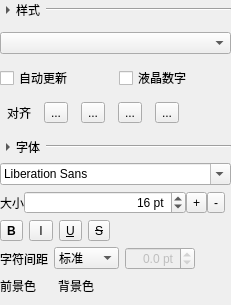
This is plugins/rectplugin/timepropertyform.ui in lsyeei/dashboard as Qt 5 draws it before an edit. The edited form follows.
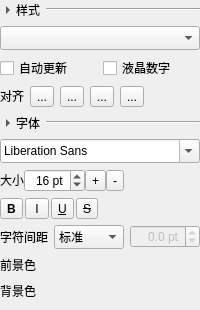
This is the edited form. Icons and pictures are not drawn. Custom widgets are drawn as their Qt base class.

```diff
--- a/plugins/rectplugin/timepropertyform.ui
+++ b/plugins/rectplugin/timepropertyform.ui
@@ -6,14 +6,23 @@
    <rect>
     <x>0</x>
     <y>0</y>
-    <width>214</width>
+    <width>200</width>
     <height>305</height>
    </rect>
   </property>
+  <property name="sizePolicy">
+   <sizepolicy hsizetype="Preferred" vsizetype="Minimum">
+    <horstretch>0</horstretch>
+    <verstretch>0</verstretch>
+   </sizepolicy>
+  </property>
   <property name="windowTitle">
    <string>Form</string>
   </property>
   <layout class="QVBoxLayout" name="verticalLayout_2">
+   <property name="sizeConstraint">
+    <enum>QLayout::SizeConstraint::SetMinimumSize</enum>
+   </property>
    <property name="leftMargin">
     <number>0</number>
    </property>
@@ -31,6 +40,9 @@
      <property name="spacing">
       <number>0</number>
      </property>
+     <property name="sizeConstraint">
+      <enum>QLayout::SizeConstraint::SetMinimumSize</enum>
+     </property>
      <item>
       <widget class="QToolButton" name="expandStyle">
        <property name="maximumSize">
@@ -53,7 +65,7 @@
      <item>
       <widget class="QLabel" name="label_5">
        <property name="sizePolicy">
-        <sizepolicy hsizetype="Fixed" vsizetype="Preferred">
+        <sizepolicy hsizetype="Fixed" vsizetype="Fixed">
          <horstretch>0</horstretch>
          <verstretch>0</verstretch>
         </sizepolicy>
@@ -81,6 +93,12 @@
      </item>
      <item>
       <widget class="Line" name="styleLine">
+       <property name="sizePolicy">
+        <sizepolicy hsizetype="Preferred" vsizetype="Fixed">
+         <horstretch>0</horstretch>
+         <verstretch>0</verstretch>
+        </sizepolicy>
+       </property>
        <property name="orientation">
         <enum>Qt::Orientation::Horizontal</enum>
        </property>
@@ -90,6 +108,12 @@
    </item>
    <item>
     <widget class="QWidget" name="styleWidget" native="true">
+     <property name="sizePolicy">
+      <sizepolicy hsizetype="Preferred" vsizetype="Minimum">
+       <horstretch>0</horstretch>
+       <verstretch>0</verstretch>
+      </sizepolicy>
+     </property>
      <layout class="QVBoxLayout" name="verticalLayout_3">
       <property name="spacing">
        <number>6</number>
@@ -107,12 +131,25 @@
        <number>0</number>
       </property>
       <item>
-       <widget class="QComboBox" name="timeFormat"/>
+       <widget class="QComboBox" name="timeFormat">
+        <property name="sizeAdjustPolicy">
+         <enum>QComboBox::SizeAdjustPolicy::AdjustToMinimumContentsLengthWithIcon</enum>
+        </property>
+       </widget>
       </item>
       <item>
        <layout class="QHBoxLayout" name="horizontalLayout_7">
+        <property name="sizeConstraint">
+         <enum>QLayout::SizeConstraint::SetMinimumSize</enum>
+        </property>
         <item>
          <widget class="QCheckBox" name="autoCheck">
+          <property name="sizePolicy">
+           <sizepolicy hsizetype="Preferred" vsizetype="Fixed">
+            <horstretch>0</horstretch>
+            <verstretch>0</verstretch>
+           </sizepolicy>
+          </property>
           <property name="text">
            <string>自动更新</string>
           </property>
@@ -120,6 +157,12 @@
         </item>
         <item>
          <widget class="QCheckBox" name="lcdCheck">
+          <property name="sizePolicy">
+           <sizepolicy hsizetype="Preferred" vsizetype="Fixed">
+            <horstretch>0</horstretch>
+            <verstretch>0</verstretch>
+           </sizepolicy>
+          </property>
           <property name="text">
            <string>液晶数字</string>
           </property>
@@ -129,10 +172,13 @@
       </item>
       <item>
        <layout class="QHBoxLayout" name="horizontalLayout_8">
+        <property name="sizeConstraint">
+         <enum>QLayout::SizeConstraint::SetMinimumSize</enum>
+        </property>
         <item>
          <widget class="QLabel" name="label_11">
           <property name="sizePolicy">
-           <sizepolicy hsizetype="Fixed" vsizetype="Preferred">
+           <sizepolicy hsizetype="Fixed" vsizetype="Fixed">
             <horstretch>0</horstretch>
             <verstretch>0</verstretch>
            </sizepolicy>
@@ -240,11 +286,11 @@
            <enum>Qt::Orientation::Horizontal</enum>
           </property>
           <property name="sizeType">
-           <enum>QSizePolicy::Policy::Preferred</enum>
+           <enum>QSizePolicy::Policy::Expanding</enum>
           </property>
           <property name="sizeHint" stdset="0">
            <size>
-            <width>40</width>
+            <width>20</width>
             <height>20</height>
            </size>
           </property>
@@ -261,7 +307,7 @@
       <number>0</number>
      </property>
      <property name="sizeConstraint">
-      <enum>QLayout::SizeConstraint::SetNoConstraint</enum>
+      <enum>QLayout::SizeConstraint::SetMinimumSize</enum>
      </property>
      <item>
       <widget class="QToolButton" name="expandFont">
@@ -285,7 +331,7 @@
      <item>
       <widget class="QLabel" name="label_4">
        <property name="sizePolicy">
-        <sizepolicy hsizetype="Minimum" vsizetype="Preferred">
+        <sizepolicy hsizetype="Fixed" vsizetype="Fixed">
          <horstretch>0</horstretch>
          <verstretch>0</verstretch>
         </sizepolicy>
@@ -300,6 +346,9 @@
        <property name="orientation">
         <enum>Qt::Orientation::Horizontal</enum>
        </property>
+       <property name="sizeType">
+        <enum>QSizePolicy::Policy::Preferred</enum>
+       </property>
        <property name="sizeHint" stdset="0">
         <size>
          <width>6</width>
@@ -333,7 +382,7 @@
      </property>
      <layout class="QVBoxLayout" name="verticalLayout">
       <property name="sizeConstraint">
-       <enum>QLayout::SizeConstraint::SetNoConstraint</enum>
+       <enum>QLayout::SizeConstraint::SetMinimumSize</enum>
       </property>
       <property name="leftMargin">
        <number>0</number>
@@ -348,7 +397,11 @@
        <number>9</number>
       </property>
       <item>
-       <widget class="QFontComboBox" name="fontFamily"/>
+       <widget class="QFontComboBox" name="fontFamily">
+        <property name="sizeAdjustPolicy">
+         <enum>QComboBox::SizeAdjustPolicy::AdjustToMinimumContentsLengthWithIcon</enum>
+        </property>
+       </widget>
       </item>
       <item>
        <layout class="QHBoxLayout" name="horizontalLayout" stretch="0,0,0,0,0">
@@ -356,12 +409,12 @@
          <number>0</number>
         </property>
         <property name="sizeConstraint">
-         <enum>QLayout::SizeConstraint::SetFixedSize</enum>
+         <enum>QLayout::SizeConstraint::SetMinimumSize</enum>
         </property>
         <item>
          <widget class="QLabel" name="label_12">
           <property name="sizePolicy">
-           <sizepolicy hsizetype="Fixed" vsizetype="Preferred">
+           <sizepolicy hsizetype="Fixed" vsizetype="Fixed">
             <horstretch>0</horstretch>
             <verstretch>0</verstretch>
            </sizepolicy>
@@ -439,7 +492,7 @@
            <enum>Qt::Orientation::Horizontal</enum>
           </property>
           <property name="sizeType">
-           <enum>QSizePolicy::Policy::Preferred</enum>
+           <enum>QSizePolicy::Policy::Expanding</enum>
           </property>
           <property name="sizeHint" stdset="0">
            <size>
@@ -453,8 +506,20 @@
       </item>
       <item>
        <layout class="QHBoxLayout" name="horizontalLayout_2">
+        <property name="spacing">
+         <number>2</number>
+        </property>
+        <property name="sizeConstraint">
+         <enum>QLayout::SizeConstraint::SetMinimumSize</enum>
+        </property>
         <item>
          <widget class="QToolButton" name="boldBtn">
+          <property name="sizePolicy">
+           <sizepolicy hsizetype="Fixed" vsizetype="Fixed">
+            <horstretch>0</horstretch>
+            <verstretch>0</verstretch>
+           </sizepolicy>
+          </property>
           <property name="toolTip">
            <string>加粗</string>
           </property>
@@ -481,6 +546,12 @@
         </item>
         <item>
          <widget class="QToolButton" name="italicBtn">
+          <property name="sizePolicy">
+           <sizepolicy hsizetype="Fixed" vsizetype="Fixed">
+            <horstretch>0</horstretch>
+            <verstretch>0</verstretch>
+           </sizepolicy>
+          </property>
           <property name="toolTip">
            <string>斜体</string>
           </property>
@@ -500,6 +571,12 @@
         </item>
         <item>
          <widget class="QToolButton" name="underlineBtn">
+          <property name="sizePolicy">
+           <sizepolicy hsizetype="Fixed" vsizetype="Fixed">
+            <horstretch>0</horstretch>
+            <verstretch>0</verstretch>
+           </sizepolicy>
+          </property>
           <property name="toolTip">
            <string>下划线</string>
           </property>
@@ -520,6 +597,12 @@
         </item>
         <item>
          <widget class="QToolButton" name="strikeOutBtn">
+          <property name="sizePolicy">
+           <sizepolicy hsizetype="Fixed" vsizetype="Fixed">
+            <horstretch>0</horstretch>
+            <verstretch>0</verstretch>
+           </sizepolicy>
+          </property>
           <property name="toolTip">
            <string>删除线</string>
           </property>
@@ -543,6 +626,9 @@
           <property name="orientation">
            <enum>Qt::Orientation::Horizontal</enum>
           </property>
+          <property name="sizeType">
+           <enum>QSizePolicy::Policy::Expanding</enum>
+          </property>
           <property name="sizeHint" stdset="0">
            <size>
             <width>10</width>
@@ -555,8 +641,17 @@
       </item>
       <item>
        <layout class="QHBoxLayout" name="horizontalLayout_3">
+        <property name="sizeConstraint">
+         <enum>QLayout::SizeConstraint::SetMinimumSize</enum>
+        </property>
         <item>
          <widget class="QLabel" name="label">
+          <property name="sizePolicy">
+           <sizepolicy hsizetype="Fixed" vsizetype="Fixed">
+            <horstretch>0</horstretch>
+            <verstretch>0</verstretch>
+           </sizepolicy>
+          </property>
           <property name="text">
            <string>字符间距</string>
           </property>
@@ -573,6 +668,9 @@
           <property name="currentIndex">
            <number>2</number>
           </property>
+          <property name="sizeAdjustPolicy">
+           <enum>QComboBox::SizeAdjustPolicy::AdjustToMinimumContentsLengthWithIcon</enum>
+          </property>
           <item>
            <property name="text">
             <string>很紧</string>
@@ -631,7 +729,7 @@
            <bool>false</bool>
           </property>
           <property name="sizePolicy">
-           <sizepolicy hsizetype="Preferred" vsizetype="Fixed">
+           <sizepolicy hsizetype="Ignored" vsizetype="Fixed">
             <horstretch>0</horstretch>
             <verstretch>0</verstretch>
            </sizepolicy>
@@ -659,33 +757,17 @@
           </property>
          </widget>
         </item>
-        <item>
-         <spacer name="horizontalSpacer_4">
-          <property name="orientation">
-           <enum>Qt::Orientation::Horizontal</enum>
-          </property>
-          <property name="sizeType">
-           <enum>QSizePolicy::Policy::Preferred</enum>
-          </property>
-          <property name="sizeHint" stdset="0">
-           <size>
-            <width>40</width>
-            <height>20</height>
-           </size>
-          </property>
-         </spacer>
-        </item>
        </layout>
       </item>
       <item>
        <layout class="QHBoxLayout" name="horizontalLayout_4">
         <property name="sizeConstraint">
-         <enum>QLayout::SizeConstraint::SetNoConstraint</enum>
+         <enum>QLayout::SizeConstraint::SetMinimumSize</enum>
         </property>
         <item>
          <widget class="QLabel" name="label_2">
           <property name="sizePolicy">
-           <sizepolicy hsizetype="Fixed" vsizetype="Preferred">
+           <sizepolicy hsizetype="Fixed" vsizetype="Fixed">
             <horstretch>0</horstretch>
             <verstretch>0</verstretch>
            </sizepolicy>
@@ -711,7 +793,7 @@
            <enum>Qt::Orientation::Horizontal</enum>
           </property>
           <property name="sizeType">
-           <enum>QSizePolicy::Policy::Preferred</enum>
+           <enum>QSizePolicy::Policy::Expanding</enum>
           </property>
           <property name="sizeHint" stdset="0">
            <size>
@@ -721,10 +803,17 @@
           </property>
          </spacer>
         </item>
+       </layout>
+      </item>
+      <item>
+       <layout class="QHBoxLayout" name="horizontalLayout_9">
+        <property name="sizeConstraint">
+         <enum>QLayout::SizeConstraint::SetMinimumSize</enum>
+        </property>
         <item>
          <widget class="QLabel" name="bkColorLabel">
           <property name="sizePolicy">
-           <sizepolicy hsizetype="Fixed" vsizetype="Preferred">
+           <sizepolicy hsizetype="Fixed" vsizetype="Fixed">
             <horstretch>0</horstretch>
             <verstretch>0</verstretch>
            </sizepolicy>
@@ -754,7 +843,7 @@
           </property>
           <property name="sizeHint" stdset="0">
            <size>
-            <width>40</width>
+            <width>20</width>
             <height>20</height>
            </size>
           </property>
```
Left out of the diff: 4 changed lines with no effect on the pictures.
